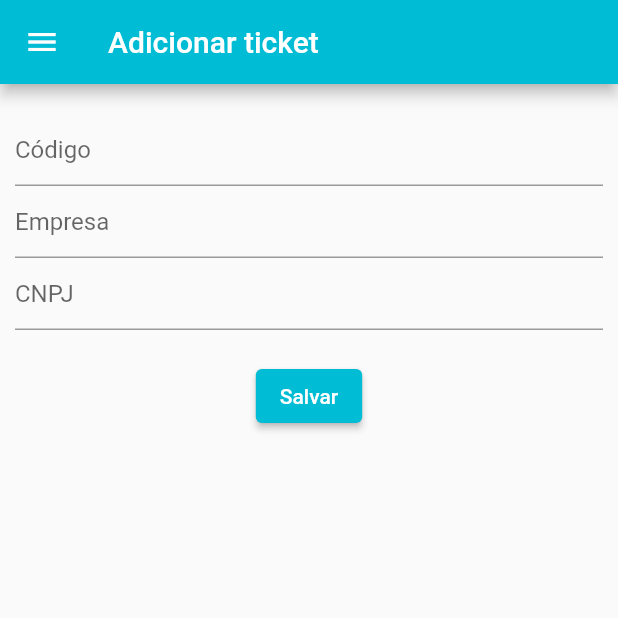
After one commit to suelbrito/precomedio, a Flutter app: the TicketAddScreen screen opened by its route, on a phone screen of 412 x 824 dp, the top half of it. The commit adds this screen. Run offline on Flutter 3.47's test engine with Material 2 defaults, Android fonts, the phone set to English and light mode, and no system bars; our stand-ins replace mask_text_input_formatter.

Commit message:
Form para adicionar e editar ticket

```diff
--- a/lib/components/main_drawer.dart
+++ b/lib/components/main_drawer.dart
@@ -46,8 +46,8 @@ class MainDrawer extends StatelessWidget {
           _createItem(
               Icons.local_offer,
               'Tickets',
-              () =>
-                  Navigator.of(context).pushReplacementNamed(AppRoutes.TICKET))
+              () => Navigator.of(context)
+                  .pushReplacementNamed(AppRoutes.TICKET_LIST))
         ],
       ),
     );
--- a/lib/components/ticket_item.dart
+++ b/lib/components/ticket_item.dart
@@ -14,7 +14,15 @@ class TicketItem extends StatelessWidget {
       child: ListTile(
         title: Text(ticket.codigo + " - " + ticket.empresa),
         subtitle: Text("CNPJ: " + ticket.cnpj),
-        trailing: const Icon(Icons.edit),
+        trailing: IconButton(
+          icon: const Icon(Icons.edit),
+          onPressed: () {
+            Navigator.of(context).pushNamed(
+              AppRoutes.TICKET_EDIT,
+              arguments: ticket,
+            );
+          },
+        ),
       ),
     );
   }
--- a/lib/main.dart
+++ b/lib/main.dart
@@ -4,6 +4,8 @@ import 'package:flutter/material.dart';
 import 'package:precomedio/modules/app/view/lista_screen.dart';
 import 'package:precomedio/modules/compra/view/compra_screen.dart';
 import 'package:precomedio/modules/ticket/controller/ticket_controller.dart';
+import 'package:precomedio/modules/ticket/view/ticket_add.dart';
+import 'package:precomedio/modules/ticket/view/ticket_edit.dart';
 import 'package:precomedio/modules/ticket/view/ticket_screen.dart';
 import 'package:precomedio/modules/app/view/tabs_screen.dart';
 import 'package:precomedio/utils/app_routes.dart';
@@ -43,7 +45,9 @@ class MyApp extends StatelessWidget {
             AppRoutes.HOME: (ctx) => const TabsScreen(),
             AppRoutes.LISTA: (ctx) => const ListaScreen(),
             AppRoutes.COMPRA: (ctx) => const CompraScreen(),
-            AppRoutes.TICKET: (ctx) => const TicketScreen(),
+            AppRoutes.TICKET_LIST: (ctx) => const TicketScreen(),
+            AppRoutes.TICKET_ADD: (ctx) => const TicketAddScreen(),
+            AppRoutes.TICKET_EDIT: (ctx) => const TicketEditScreen(),
           },
         ));
   }
--- /dev/null
+++ b/lib/modules/ticket/view/ticket_add.dart
@@ -0,0 +1,18 @@
+import 'package:precomedio/components/main_drawer.dart';
+import 'package:precomedio/modules/ticket/view/ticket_form.dart';
+import 'package:flutter/material.dart';
+
+class TicketAddScreen extends StatelessWidget {
+  const TicketAddScreen({Key? key}) : super(key: key);
+
+  @override
+  Widget build(BuildContext context) {
+    return Scaffold(
+      appBar: AppBar(
+        title: const Text('Adicionar ticket'),
+      ),
+      body: const TicketForm(),
+      drawer: const MainDrawer(),
+    );
+  }
+}
--- /dev/null
+++ b/lib/modules/ticket/view/ticket_edit.dart
@@ -0,0 +1,21 @@
+import 'package:precomedio/components/main_drawer.dart';
+import 'package:precomedio/modules/ticket/view/ticket_form.dart';
+import 'package:precomedio/modules/ticket/model/ticket_model.dart';
+import 'package:flutter/material.dart';
+
+class TicketEditScreen extends StatelessWidget {
+  const TicketEditScreen({Key? key}) : super(key: key);
+
+  @override
+  Widget build(BuildContext context) {
+    final ticket = ModalRoute.of(context)!.settings.arguments as Ticket;
+
+    return Scaffold(
+      appBar: AppBar(
+        title: Text('Editando ${ticket.empresa}'),
+      ),
+      body: TicketForm(ticketModel: ticket),
+      drawer: const MainDrawer(),
+    );
+  }
+}
--- a/lib/modules/ticket/view/ticket_form.dart
+++ b/lib/modules/ticket/view/ticket_form.dart
@@ -1,34 +1,146 @@
+import 'package:precomedio/modules/ticket/controller/ticket_controller.dart';
+import 'package:precomedio/modules/ticket/model/ticket_model.dart';
+import 'package:precomedio/utils/app_routes.dart';
 import 'package:flutter/material.dart';
-import 'package:precomedio/utils/app_routes.dart';
+import 'package:provider/provider.dart';
+import 'package:mask_text_input_formatter/mask_text_input_formatter.dart';
 
-class TicketScreen extends StatefulWidget {
-  const TicketScreen({Key? key}) : super(key: key);
-
-  @override
-  State<TicketScreen> createState() => _TicketScreenState();
-}
-
-class _TicketScreenState extends State<TicketScreen> {
-  final GlobalKey<FormState> _formKey = GlobalKey<FormState>();
+class TicketForm extends StatelessWidget {
+  final Ticket? ticketModel;
+  const TicketForm({Key? key, this.ticketModel}) : super(key: key);
 
   @override
   Widget build(BuildContext context) {
-    return Scaffold(
-        appBar: AppBar(
-          title: const Text('Tickets'),
-          leading: InkWell(
-            onTap: () {
-              Navigator.of(context).pushReplacementNamed(AppRoutes.HOME);
-            },
-            child: const Icon(
-              Icons.arrow_back,
-            ),
-          ),
-        ),
-        body: SingleChildScrollView(
-          child: Padding(
-              padding: const EdgeInsets.symmetric(vertical: 30, horizontal: 30),
-              child: Form(key: _formKey, child: Text('Oi'))),
-        ));
+    final ticketProvider = context.watch<TicketController>();
+
+    showAlertDialog(BuildContext context, String id) {
+      // set up the buttons
+      Widget cancelButton = TextButton(
+        child: const Text("Cancelar"),
+        onPressed: () {
+          Navigator.of(context).pop();
+        },
+      );
+      Widget continueButton = TextButton(
+        child: const Text("OK"),
+        onPressed: () {
+          ticketProvider.removeTicketById(id);
+          Navigator.of(context).pushNamed(
+            AppRoutes.TICKET_LIST,
+          );
+        },
+      );
+      // set up the AlertDialog
+      AlertDialog alert = AlertDialog(
+        title: const Text("Confirmação"),
+        content: const Text("Tem certeza que deseja excluir este ticket?"),
+        actions: [
+          cancelButton,
+          continueButton,
+        ],
+      );
+      // show the dialog
+      showDialog(
+        context: context,
+        builder: (BuildContext context) {
+          return alert;
+        },
+      );
+    }
+
+    var maskCNPJFormatter = MaskTextInputFormatter(
+        mask: '##.###.###/####-##',
+        filter: {"#": RegExp(r'[0-9]')},
+        type: MaskAutoCompletionType.lazy);
+
+    String _id = "";
+    final GlobalKey<FormState> _formKey = GlobalKey<FormState>();
+    final _codigoController = TextEditingController();
+    final _empresaController = TextEditingController();
+    final _cnpjController = TextEditingController();
+    final isEdit = (ticketModel != null);
+
+    if (isEdit) {
+      _id = ticketModel!.id;
+      _codigoController.text = ticketModel!.codigo;
+      _empresaController.text = ticketModel!.empresa;
+      _cnpjController.text = ticketModel!.cnpj;
+    }
+
+    _submitForm(id, codigo, empresa, cnpj) {
+      bool isEdit = _id.isNotEmpty;
+
+      Ticket ticket =
+          Ticket(id: id, codigo: codigo, empresa: empresa, cnpj: cnpj);
+
+      if (isEdit) {
+        ticketProvider.updateTicket(ticket);
+      } else {
+        ticketProvider.addTicket(ticket);
+      }
+
+      Navigator.of(context).pushNamed(
+        AppRoutes.TICKET_LIST,
+        arguments: ticket,
+      );
+    }
+
+    return SingleChildScrollView(
+        child: Padding(
+            padding: const EdgeInsets.symmetric(vertical: 20, horizontal: 10),
+            child: Form(
+              key: _formKey,
+              child: Column(
+                children: <Widget>[
+                  Row(children: [
+                    Expanded(
+                        child: TextFormField(
+                      controller: _codigoController,
+                      decoration: const InputDecoration(
+                        hintText: 'Código',
+                      ),
+                    )),
+                  ]),
+                  Row(children: [
+                    Expanded(
+                        child: TextFormField(
+                      controller: _empresaController,
+                      decoration: const InputDecoration(
+                        hintText: 'Empresa',
+                      ),
+                    )),
+                  ]),
+                  Row(children: [
+                    Expanded(
+                        child: TextFormField(
+                            controller: _cnpjController,
+                            decoration: const InputDecoration(
+                              hintText: 'CNPJ',
+                            ),
+                            inputFormatters: [maskCNPJFormatter])),
+                  ]),
+                  const SizedBox(height: 20),
+                  Row(mainAxisAlignment: MainAxisAlignment.center, children: [
+                    ElevatedButton(
+                        onPressed: () => _submitForm(
+                              _id,
+                              _codigoController.text,
+                              _empresaController.text,
+                              _cnpjController.text,
+                            ),
+                        child: const Text('Salvar')),
+                    Visibility(
+                        visible: isEdit, child: const SizedBox(width: 10)),
+                    Visibility(
+                        visible: isEdit,
+                        child: ElevatedButton(
+                            style:
+                                ElevatedButton.styleFrom(primary: Colors.red),
+                            onPressed: () => showAlertDialog(context, _id),
+                            child: const Text('Excluir')))
+                  ]),
+                ],
+              ),
+            )));
   }
 }
--- a/lib/utils/app_routes.dart
+++ b/lib/utils/app_routes.dart
@@ -2,5 +2,7 @@ class AppRoutes {
   static const HOME = '/';
   static const LISTA = '/lista';
   static const COMPRA = '/compras';
-  static const TICKET = '/ticket';
+  static const TICKET_LIST = '/tickets';
+  static const TICKET_EDIT = '/ticket-edit';
+  static const TICKET_ADD = '/ticket-add';
 }
--- a/pubspec.yaml
+++ b/pubspec.yaml
@@ -36,6 +36,7 @@ dependencies:
   cupertino_icons: ^1.0.2
   http: ^0.13.4
   provider: ^6.0.3
+  mask_text_input_formatter: ^2.3.0
 
 dev_dependencies:
   flutter_test:
```
Also changed, not shown: lib/modules/ticket/controller/ticket_controller.dart (+6 -2 lines), lib/modules/ticket/view/ticket_screen.dart (+3 -5 lines), pubspec.lock.
